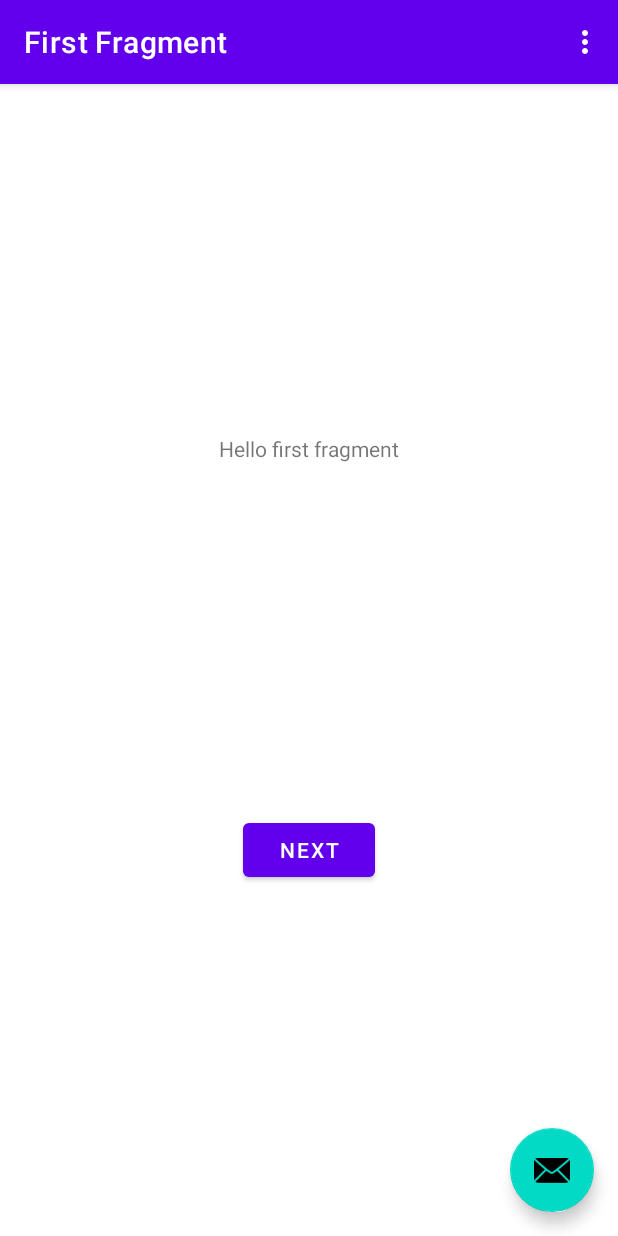
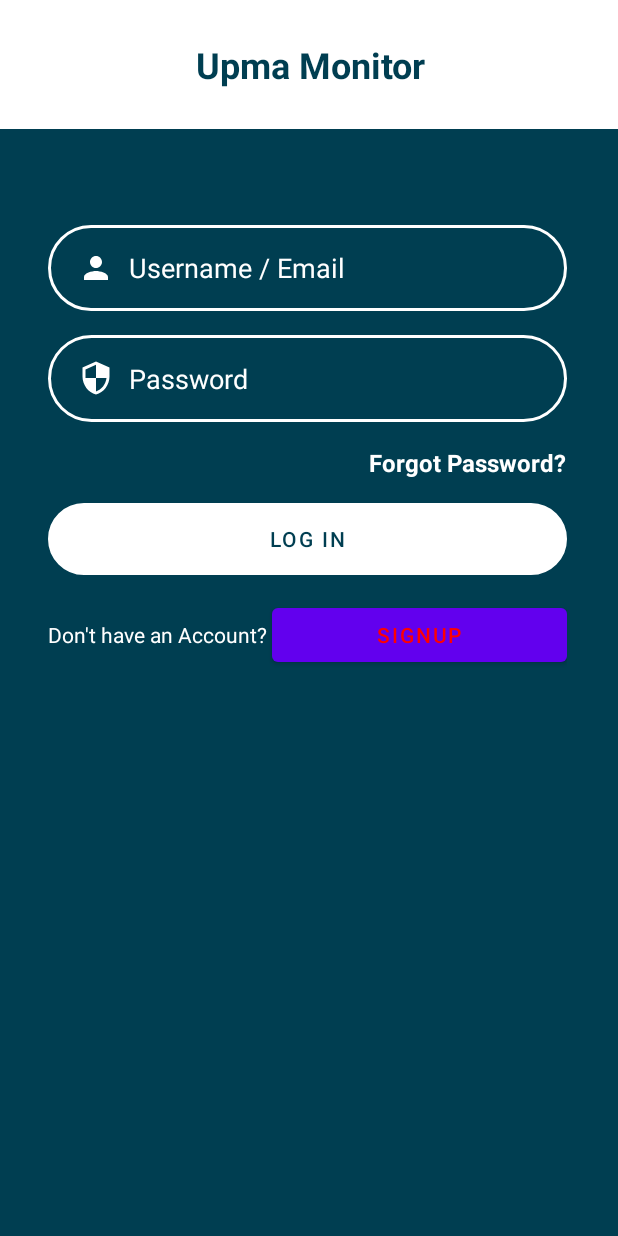
Before and after one commit to Cooper-hub/HealthMonitor, an Android app: the screen it shows after launch (MainActivity before the commit, LoginActivity after it), on a phone screen of 412 x 824 dp. Run offline under Robolectric (Android 15) with nearby library versions, the phone set to English and light mode, and no system bars; our stand-ins replace Firebase (no records; nobody signed in at launch, a user with empty details on screens opened directly).

Commit message:
Added firebase and the loginpage

```diff
--- a/app/build.gradle
+++ b/app/build.gradle
@@ -1,5 +1,6 @@
 plugins {
     id 'com.android.application'
+    id 'com.google.gms.google-services'
 }
 
 android {
@@ -22,8 +23,8 @@ android {
         }
     }
     compileOptions {
-        sourceCompatibility JavaVersion.VERSION_1_8
-        targetCompatibility JavaVersion.VERSION_1_8
+        sourceCompatibility JavaVersion.VERSION_11
+        targetCompatibility JavaVersion.VERSION_11
     }
     buildFeatures {
         viewBinding true
@@ -37,7 +38,9 @@ dependencies {
     implementation 'androidx.constraintlayout:constraintlayout:2.1.4'
     implementation 'androidx.navigation:navigation-fragment:2.8.3'
     implementation 'androidx.navigation:navigation-ui:2.8.3'
+    implementation 'com.google.firebase:firebase-database:21.0.0'
     testImplementation 'junit:junit:4.13.2'
     androidTestImplementation 'androidx.test.ext:junit:1.2.1'
     androidTestImplementation 'androidx.test.espresso:espresso-core:3.6.1'
+    implementation 'com.google.firebase:firebase-auth:23.1.0' // Check for the latest version
 }
--- a/app/src/main/AndroidManifest.xml
+++ b/app/src/main/AndroidManifest.xml
@@ -22,6 +22,17 @@
                 <category android:name="android.intent.category.LAUNCHER" />
             </intent-filter>
         </activity>
+        <activity
+            android:name=".LoginActivity"
+            android:exported="true"
+            android:label="@string/app_name"
+            android:theme="@style/Theme.HealthMonitor.NoActionBar">
+            <intent-filter>
+                <action android:name="android.intent.action.MAIN" />
+
+                <category android:name="android.intent.category.LAUNCHER" />
+            </intent-filter>
+        </activity>
     </application>
 
 </manifest>
--- /dev/null
+++ b/app/src/main/java/com/example/healthmonitor/LoginActivity.java
@@ -0,0 +1,90 @@
+package com.example.healthmonitor;
+import android.content.Intent;
+
+import android.os.Bundle;
+import android.text.TextUtils;
+import android.view.View;
+import android.widget.Button;
+import android.widget.EditText;
+import android.widget.TextView;
+import android.widget.Toast;
+
+import androidx.appcompat.app.AppCompatActivity;
+
+import com.google.firebase.auth.FirebaseAuth;
+import com.google.firebase.auth.FirebaseUser;
+
+public class LoginActivity extends AppCompatActivity {
+    public FirebaseAuth auth;
+    FirebaseUser user = FirebaseAuth.getInstance().getCurrentUser();
+    protected EditText emailEt;
+    protected EditText passwordEt;
+    protected String email;
+    protected String password;
+    private Button signupBtn;
+    private Button loginBtn;
+
+    private TextView resetPasswordTv;
+
+    @Override
+    protected void onCreate(Bundle savedInstanceState) {
+        super.onCreate(savedInstanceState);
+        setContentView(R.layout.activity_login);
+
+        emailEt = findViewById(R.id.Username);
+        passwordEt = findViewById(R.id.Password);
+
+        signupBtn = findViewById(R.id.Registerbtn);
+        loginBtn = findViewById(R.id.Loginbtn);
+
+        auth = FirebaseAuth.getInstance();
+
+        resetPasswordTv = findViewById(R.id.forgotPassword);
+
+        resetPasswordTv.setOnClickListener(new View.OnClickListener() {
+            public void onClick(View view) {
+                Toast.makeText(LoginActivity.this, "Contact your system administrator for assistance", Toast.LENGTH_SHORT).show();
+            }
+        });
+
+        loginBtn.setOnClickListener(view -> {
+            email = emailEt.getText().toString();
+            password = passwordEt.getText().toString();
+
+            if (TextUtils.isEmpty(email) || TextUtils.isEmpty(password)) {
+                Toast.makeText(LoginActivity.this, "Please fill all the fields", Toast.LENGTH_LONG).show();
+            } else {
+                auth.signInWithEmailAndPassword(email, password).addOnCompleteListener(LoginActivity.this, task -> {
+                    if (task.isSuccessful()) {
+                        String username = emailEt.getText().toString();
+
+                        String[] parts = username.split("@");
+
+                        //If it is an employee
+                        if (parts.length == 2 && parts[1].equals("mytru.ca")) {
+                            Toast.makeText(LoginActivity.this, "Successfully Logged In Employee", Toast.LENGTH_LONG).show();
+                            Intent intent = new Intent(LoginActivity.this, MainActivity.class);
+                            startActivity(intent);
+                            finish();
+                        }
+                        //if it is a manager
+                        if (parts.length == 2 && parts[1].equals("tru.ca")) {
+                            Toast.makeText(LoginActivity.this, "Successfully Logged In Manager", Toast.LENGTH_LONG).show();
+                            Intent intent = new Intent(LoginActivity.this, MainActivity.class);
+                            startActivity(intent);
+                            finish();
+                        }
+                    } else {
+                        Toast.makeText(LoginActivity.this, "Login Failed", Toast.LENGTH_LONG).show();
+                    }
+                });
+            }
+        });
+
+        signupBtn.setOnClickListener(view -> {
+            Intent intent = new Intent(LoginActivity.this, MainActivity.class);
+            startActivity(intent);
+            finish();
+        });
+    }
+}
--- /dev/null
+++ b/app/src/main/res/drawable/ic_person.xml
@@ -0,0 +1,5 @@
+<vector android:height="24dp" android:tint="#FFFFFF"
+    android:viewportHeight="24" android:viewportWidth="24"
+    android:width="24dp" xmlns:android="http://schemas.android.com/apk/res/android">
+    <path android:fillColor="@android:color/white" android:pathData="M12,12c2.21,0 4,-1.79 4,-4s-1.79,-4 -4,-4 -4,1.79 -4,4 1.79,4 4,4zM12,14c-2.67,0 -8,1.34 -8,4v2h16v-2c0,-2.66 -5.33,-4 -8,-4z"/>
+</vector>
--- /dev/null
+++ b/app/src/main/res/drawable/ic_security.xml
@@ -0,0 +1,5 @@
+<vector android:height="24dp" android:tint="#FFFFFF"
+    android:viewportHeight="24" android:viewportWidth="24"
+    android:width="24dp" xmlns:android="http://schemas.android.com/apk/res/android">
+    <path android:fillColor="@android:color/white" android:pathData="M12,1L3,5v6c0,5.55 3.84,10.74 9,12 5.16,-1.26 9,-6.45 9,-12L21,5l-9,-4zM12,11.99h7c-0.53,4.12 -3.28,7.79 -7,8.94L12,12L5,12L5,6.3l7,-3.11v8.8z"/>
+</vector>
--- /dev/null
+++ b/app/src/main/res/drawable/input_bg.xml
@@ -0,0 +1,6 @@
+<?xml version="1.0" encoding="utf-8"?>
+<shape xmlns:android="http://schemas.android.com/apk/res/android">
+
+    <stroke android:color="@color/white" android:width="2dp"/>
+    <corners android:radius="70dp"/>
+</shape>
--- /dev/null
+++ b/app/src/main/res/layout/activity_login.xml
@@ -0,0 +1,128 @@
+<?xml version="1.0" encoding="utf-8"?>
+<androidx.constraintlayout.widget.ConstraintLayout xmlns:android="http://schemas.android.com/apk/res/android"
+    xmlns:app="http://schemas.android.com/apk/res-auto"
+    xmlns:tools="http://schemas.android.com/tools"
+    android:layout_width="match_parent"
+    android:layout_height="match_parent"
+    tools:context=".LoginActivity"
+    android:background="@color/TRUBlue">
+
+    <TextView
+        android:id="@+id/logo"
+        android:layout_width="413dp"
+        android:layout_height="86dp"
+        android:background="#FFFFFF"
+        android:gravity="center"
+        android:text="Upma Monitor"
+        android:textColor="@color/TRUBlue"
+        android:textSize="24sp"
+        android:textStyle="bold"
+        app:layout_constraintBottom_toBottomOf="parent"
+        app:layout_constraintEnd_toEndOf="parent"
+        app:layout_constraintStart_toStartOf="parent"
+        app:layout_constraintTop_toTopOf="parent"
+        app:layout_constraintVertical_bias="0.0" />
+
+    <EditText
+        android:id="@+id/Username"
+        android:layout_width="346dp"
+        android:layout_height="57dp"
+        android:layout_marginStart="32dp"
+        android:layout_marginTop="64dp"
+        android:layout_marginEnd="32dp"
+        android:background="@drawable/input_bg"
+        android:drawableLeft="@drawable/ic_person"
+        android:drawablePadding="10dp"
+        android:ems="10"
+        android:hint="Username / Email"
+        android:inputType="textPersonName"
+        android:paddingLeft="20dp"
+        android:paddingTop="10dp"
+        android:paddingRight="10dp"
+        android:paddingBottom="10dp"
+        android:textColor="#FFFFFF"
+        android:textColorHint="#FFFFFF"
+        app:layout_constraintEnd_toEndOf="parent"
+        app:layout_constraintHorizontal_bias="0.0"
+        app:layout_constraintStart_toStartOf="parent"
+        app:layout_constraintTop_toBottomOf="@+id/logo" />
+
+    <EditText
+        android:id="@+id/Password"
+        android:layout_width="346dp"
+        android:layout_height="58dp"
+        android:layout_marginTop="16dp"
+        android:background="@drawable/input_bg"
+        android:drawableLeft="@drawable/ic_security"
+        android:drawablePadding="10dp"
+        android:ems="10"
+        android:hint="Password"
+        android:inputType="textPassword"
+        android:paddingLeft="20dp"
+        android:paddingTop="10dp"
+        android:paddingRight="10dp"
+        android:paddingBottom="10dp"
+        android:textColor="#FFFFFF"
+        android:textColorHint="#FFFFFF"
+        app:layout_constraintEnd_toEndOf="@+id/Username"
+        app:layout_constraintStart_toStartOf="@+id/Username"
+        app:layout_constraintTop_toBottomOf="@+id/Username" />
+
+    <TextView
+        android:id="@+id/forgotPassword"
+        android:layout_width="wrap_content"
+        android:layout_height="wrap_content"
+        android:layout_marginTop="16dp"
+        android:text="Forgot Password?"
+        android:textColor="#FFFFFF"
+        android:textSize="16sp"
+        android:textStyle="bold"
+        app:layout_constraintEnd_toEndOf="@+id/Password"
+        app:layout_constraintTop_toBottomOf="@+id/Password" />
+
+    <Button
+        android:id="@+id/Loginbtn"
+        android:layout_width="0dp"
+        android:layout_height="wrap_content"
+        android:layout_marginTop="16dp"
+        android:background="@drawable/input_bg"
+        android:backgroundTint="@color/TRUTeal"
+        android:text="Log in"
+        android:textColor="@color/TRUBlue"
+        app:backgroundTint="@color/white"
+        app:layout_constraintEnd_toEndOf="@+id/Password"
+        app:layout_constraintStart_toStartOf="@+id/Password"
+        app:layout_constraintTop_toBottomOf="@+id/forgotPassword" />
+
+    <LinearLayout
+        android:layout_width="0dp"
+        android:layout_height="wrap_content"
+        android:layout_marginTop="16dp"
+        android:gravity="center"
+        android:orientation="horizontal"
+        android:textAlignment="center"
+        app:layout_constraintEnd_toEndOf="@+id/Loginbtn"
+        app:layout_constraintHorizontal_bias="0.0"
+        app:layout_constraintStart_toStartOf="@+id/Loginbtn"
+        app:layout_constraintTop_toBottomOf="@+id/Loginbtn">
+
+        <TextView
+            android:id="@+id/NoAccount"
+            android:layout_width="wrap_content"
+            android:layout_height="wrap_content"
+            android:text="Don't have an Account? "
+            android:textColor="@color/white" />
+
+        <Button
+            android:id="@+id/Registerbtn"
+            android:layout_width="110dp"
+            android:layout_height="wrap_content"
+            android:layout_weight="1"
+            android:text="Signup"
+            android:textColor="#FF0000" />
+
+
+    </LinearLayout>
+
+
+</androidx.constraintlayout.widget.ConstraintLayout>
--- a/app/src/main/res/values/colors.xml
+++ b/app/src/main/res/values/colors.xml
@@ -7,4 +7,8 @@
     <color name="teal_700">#FF018786</color>
     <color name="black">#FF000000</color>
     <color name="white">#FFFFFFFF</color>
+    <color name="TRUBlue">#003E51</color>
+    <color name="TRUTeal">#00b0b9</color>
+    <color name="TRUSage">#bad1ba</color>
+    <color name="TRUGrey">#9ab7c1</color>
 </resources>
--- a/build.gradle
+++ b/build.gradle
@@ -2,4 +2,5 @@
 plugins {
     id 'com.android.application' version '8.7.1' apply false
     id 'com.android.library' version '8.7.1' apply false
+    id 'com.google.gms.google-services' version '4.4.2' apply false
 }
```
